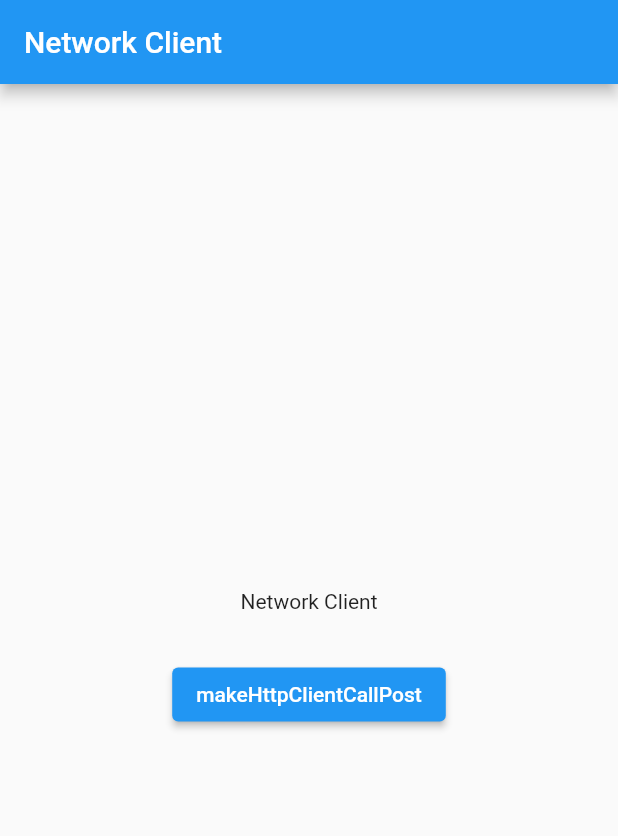
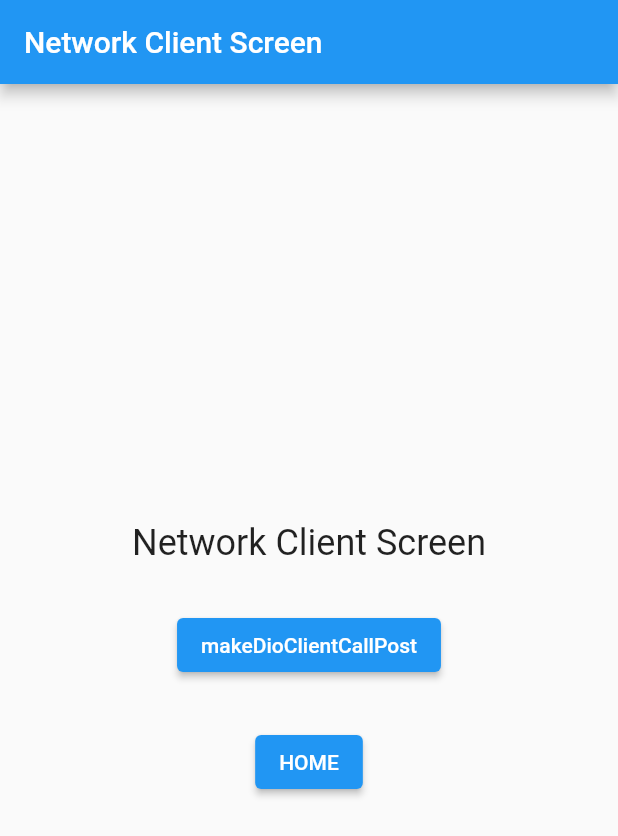
Before and after one commit to ulisinn/refrigerator_magnets, a Flutter app: the screen it shows after launch, on a phone screen of 412 x 824 dp. Shown: the top 836 px of the screen. Run offline on Flutter 3.47's test engine with Material 2 defaults, Android fonts, the phone set to English and light mode, and no system bars; our stand-ins replace dio, flutter_dotenv, go_router; missing offline and left inert: jwt_decode; network calls fail.

Commit message:
makeDioClientCallPost added

```diff
--- a/lib/features/screens/network_client_screen.dart
+++ b/lib/features/screens/network_client_screen.dart
@@ -1,7 +1,10 @@
 import 'package:flutter/material.dart';
+import 'package:go_router/go_router.dart';
 import 'package:magnets/core/networking/app_dio_client.dart';
 import 'package:magnets/core/networking/app_http_client.dart';
 import 'package:magnets/core/networking/app_request.dart';
+
+import '../../routing/app_router.dart';
 
 class NetWorkClientScreen extends StatefulWidget {
   const NetWorkClientScreen({super.key});
@@ -79,19 +82,32 @@ class _NetWorkClientScreen extends State<NetWorkClientScreen> {
   Widget build(BuildContext context) {
     return Scaffold(
       appBar: AppBar(
-        title: const Text('Network Client'),
+        title: const Text(
+          'Network Client Screen',
+        ),
       ),
       body: Center(
         child: Column(
           mainAxisAlignment: MainAxisAlignment.center,
           children: [
-            const Text('Network Client'),
+            const Text(
+              'Network Client Screen',
+              style: TextStyle(fontSize: 24),
+            ),
             const SizedBox(
               height: 30,
             ),
             ElevatedButton(
                 onPressed: makeDioClientCallPost,
-                child: Text('makeHttpClientCallPost'))
+                child: Text('makeDioClientCallPost')),
+            const SizedBox(
+              height: 30,
+            ),
+            ElevatedButton(
+                onPressed: () {
+                  context.go(AppRoute.home.name);
+                },
+                child: Text('HOME'))
           ],
         ),
       ),
```
